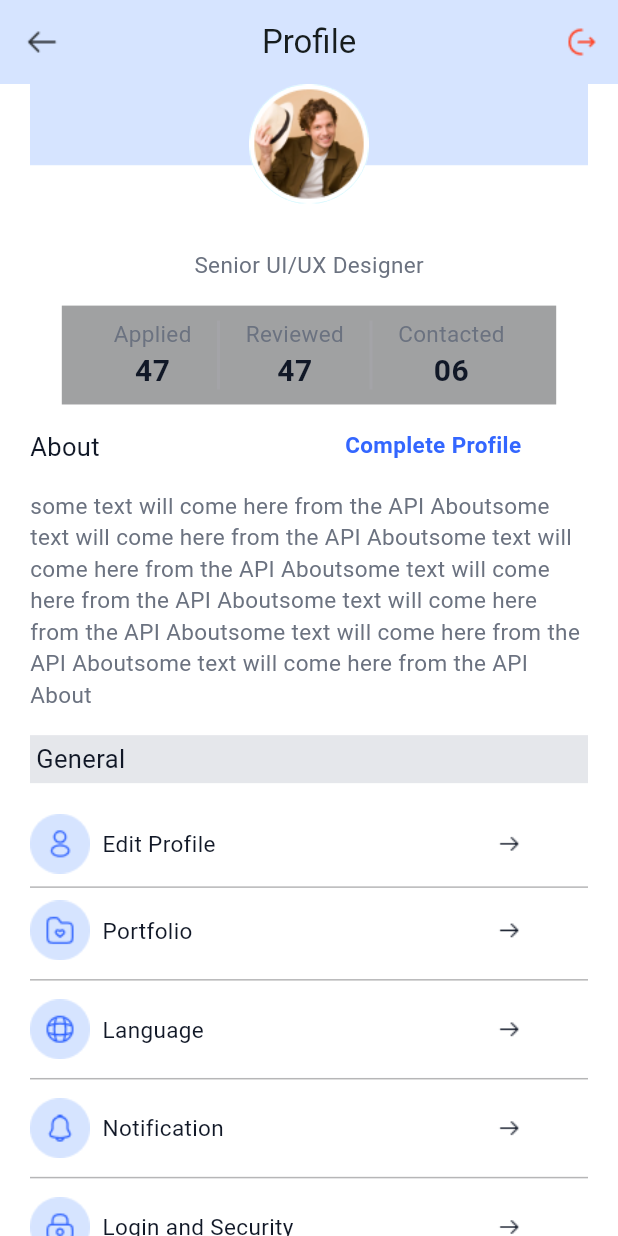
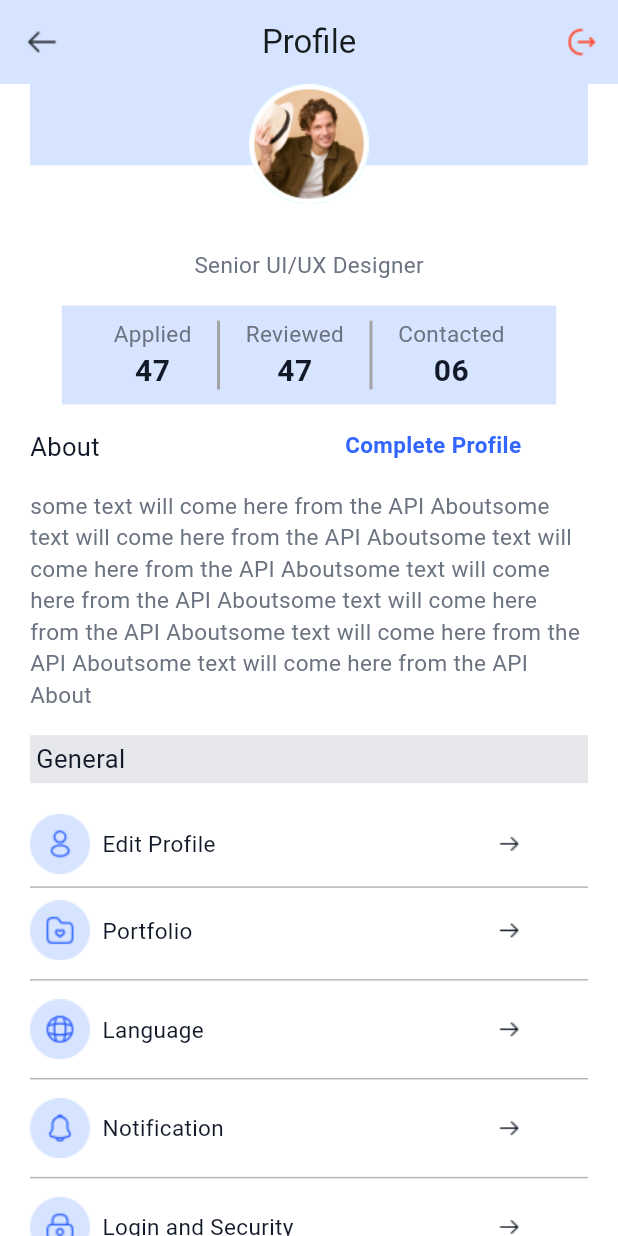
Before and after one commit to mzekrie/JobFinder, a Flutter app: the ProfileScreen screen opened by its route, on a phone screen of 412 x 824 dp. Run offline on Flutter 3.47's test engine with Material 3 defaults, Android fonts, the phone set to English and light mode, and no system bars; our stand-ins replace bloc, chat_bubbles, country_code_picker, dio, easy_localization, file_picker and 8 more; accounts and stored records are empty.

Commit message:
enhance UI

```diff
--- a/lib/view/pages/profile_screen.dart
+++ b/lib/view/pages/profile_screen.dart
@@ -97,7 +97,7 @@ class _ProfileScreenState extends State<ProfileScreen> {
               Container(
                 height: height * 0.08,
                 width: width * 0.8,
-                color: AppTheme.grayLightGP,
+                color: AppTheme.profile_baby_blue,
                 child: const Row(
                   crossAxisAlignment: CrossAxisAlignment.center,
                   mainAxisAlignment: MainAxisAlignment.center,
```
